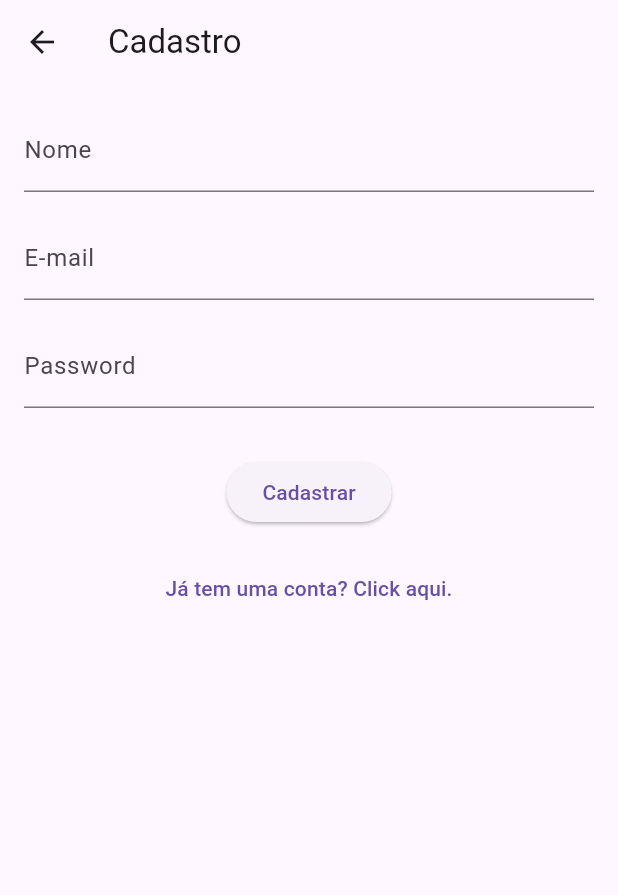
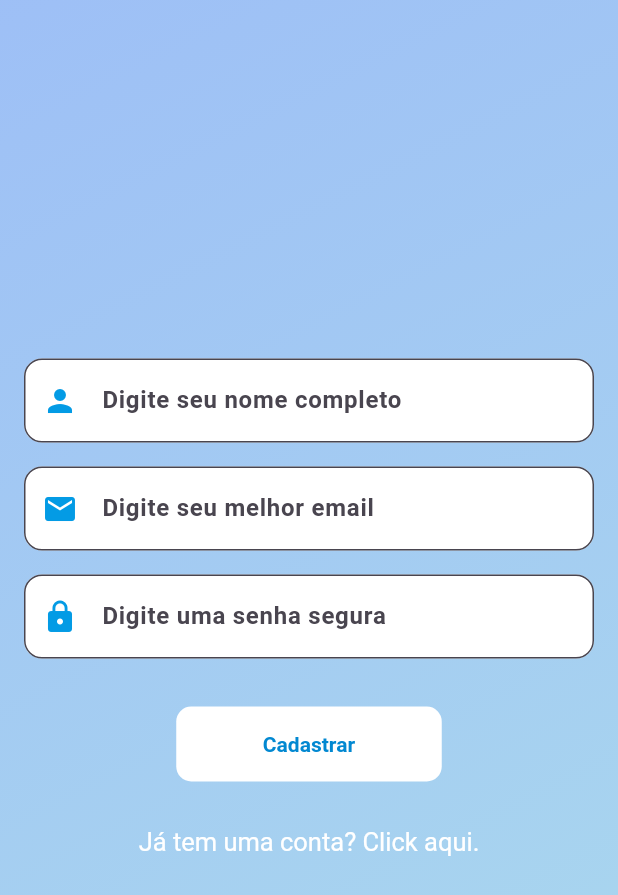
Before and after one commit to Frasato/Delivery_Track_Mobile, a Flutter app: the RegisterPage screen opened by its route, on a phone screen of 412 x 824 dp. Shown: the top 895 px of the screen. Run offline on Flutter 3.47's test engine with Material 3 defaults, Android fonts, the phone set to English and light mode, and no system bars; our stand-ins replace geolocator, shared_preferences; missing offline and left inert: stomp_dart_client; accounts and stored records are empty.

Commit message:
:lipstick: feat: Create a background gradient

```diff
--- a/lib/pages/register_page.dart
+++ b/lib/pages/register_page.dart
@@ -1,4 +1,7 @@
 import 'package:delivery_track_app/services/api_service.dart';
+import 'package:delivery_track_app/styles/button.dart';
+import 'package:delivery_track_app/styles/text_button_style.dart';
+import 'package:delivery_track_app/widgets/custom_text_form.dart';
 import 'package:flutter/material.dart';
 
 class RegisterPage extends StatefulWidget{
@@ -51,44 +54,59 @@ class _RegisterPageState extends State<RegisterPage> {
 
   @override
   Widget build(BuildContext context){
-    return Scaffold(
-      appBar: AppBar(
-        title: Text("Cadastro"),
+    return Container(
+      decoration: BoxDecoration(
+        gradient: LinearGradient(
+          begin: Alignment.topLeft,
+          end: Alignment.bottomRight,
+          colors: [Color.fromARGB(100, 7, 93, 232), Color.fromARGB(100, 40, 161, 209)],
+        )
       ),
-      body: Padding(
+      child: Scaffold(
+        backgroundColor: Colors.transparent,
+        body: Align(
+          alignment: Alignment.center,
+          child: Padding(
           padding: const EdgeInsets.all(16.0),
             child: Form(
               key: _formKey,
               child: Column(
+                mainAxisSize: MainAxisSize.min,
                 children: [
-              TextFormField(
+                  CustomTextForm(
                     controller: _nameController,
-                decoration: InputDecoration(labelText: 'Nome'),
+                    labelText: 'Digite seu nome completo',
                     validator: (value) => value == null || value.isEmpty ? 'Informe seu nome' : null,
+                    icon: Icons.person
                   ),
                   SizedBox(height: 16),
-              TextFormField(
+                  CustomTextForm(
                     controller: _emailController,
-                decoration: InputDecoration(labelText: 'E-mail'),
-                validator: (value) => value == null || value.isEmpty ? 'Informe seu e-mail' : null,
+                    labelText: 'Digite seu melhor email',
+                    validator: (value) => value == null || value.isEmpty ? 'Informe seu email' : null,
+                    icon: Icons.email
                   ),
                   SizedBox(height: 16),
-              TextFormField(
+                  CustomTextForm(
                     controller: _passwordController,
-                decoration: InputDecoration(labelText: 'Password'),
-                validator: (value) => value == null || value.isEmpty ? 'Informe a sua senha' : null,
+                    labelText: 'Digite uma senha segura',
+                    validator: (value) => value == null || value.isEmpty ? 'Informe sua senha' : null,
+                    icon: Icons.lock
                   ),
                   SizedBox(height: 32),
-              _isLoading ? CircularProgressIndicator() : ElevatedButton(onPressed: _register, child: Text('Cadastrar')),
+                  _isLoading ? CircularProgressIndicator() : ElevatedButton(onPressed: _register, style: buttonStyle, child: Text('Cadastrar')),
                   SizedBox(height: 16),
                   TextButton(
                     onPressed: _sendToLogin,
+                    style: textButtonStyle,
                     child: const Text('Já tem uma conta? Click aqui.'),
                   ),
                 ],
               )
             ),
           ),
+        )
+      ),
     );
   }
 
```
Lines whose indentation alone changed are shown as unchanged.
